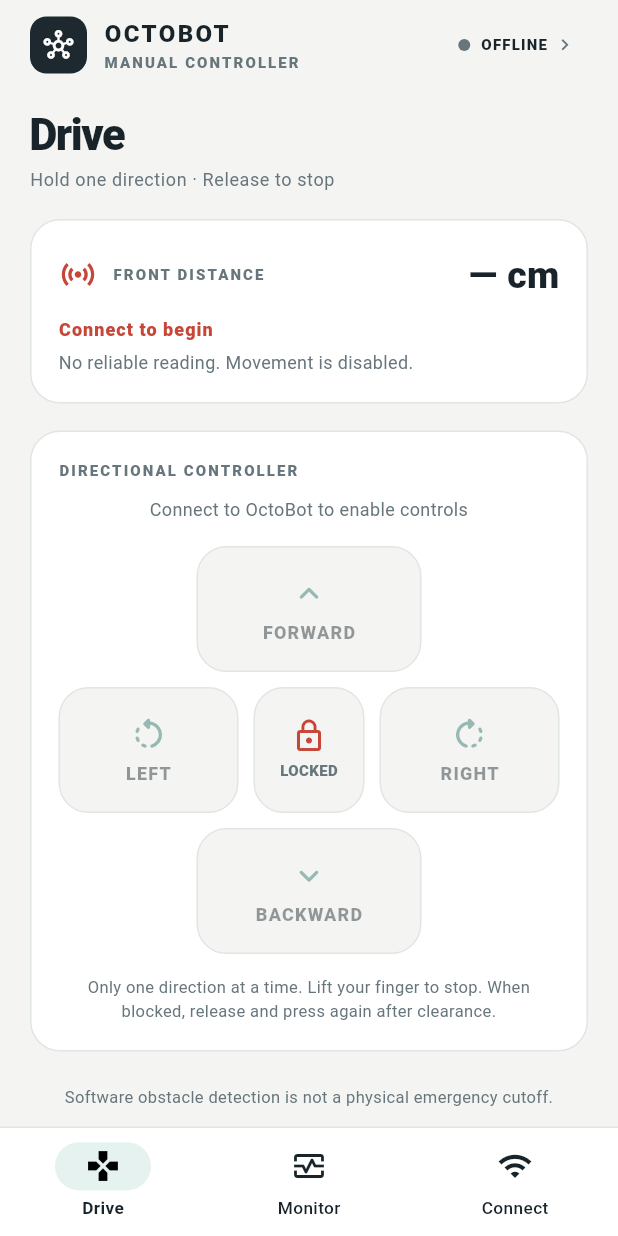
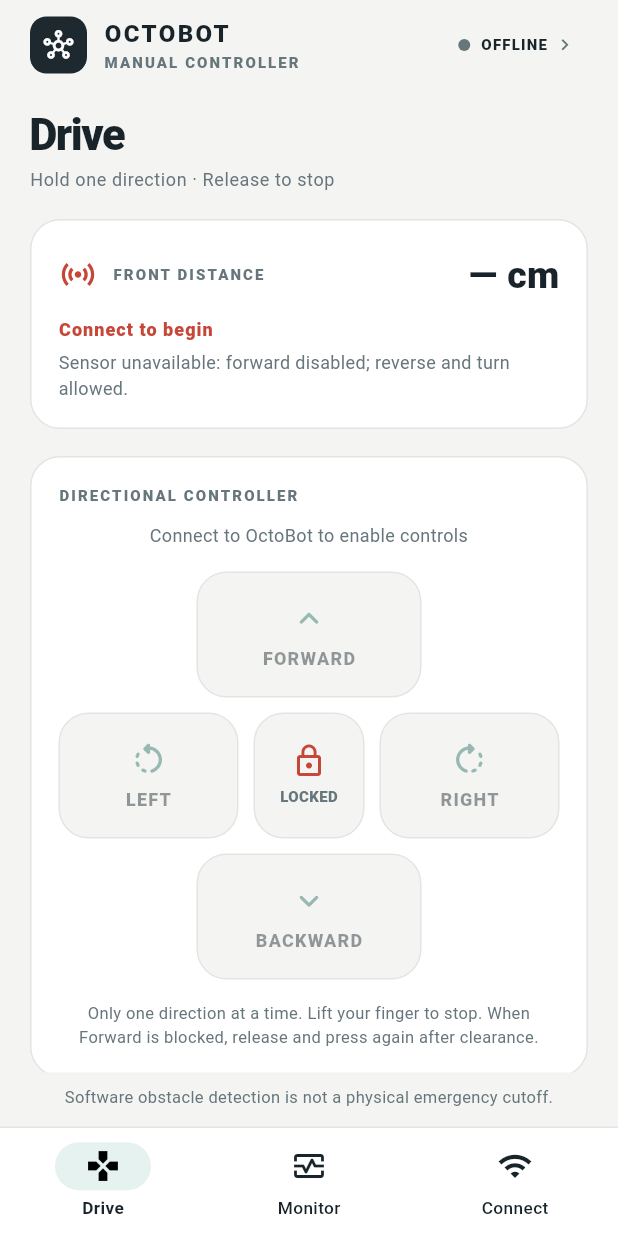
Before and after one commit to Mark-Batongbacal/OctoBot, a Flutter app: the screen it shows after launch, on a phone screen of 412 x 824 dp. Run offline on Flutter 3.47's test engine with Material 3 defaults, Android fonts, the phone set to English and light mode, and no system bars.

Commit message:
fix(flutter): leave reverse and pivot enabled under forward-only safety lock

```diff
--- a/flutter/lib/features/drive_screen.dart
+++ b/flutter/lib/features/drive_screen.dart
@@ -20,6 +20,7 @@ class _DriveScreenState extends State<DriveScreen> {
 
   void _press(String direction, int pointer, double forward, double turn) {
     if (_heldPointer != null || !widget.robot.manualArmed) return;
+    if (direction == 'FORWARD' && widget.robot.forwardBlocked) return;
     setState(() {
       _heldDirection = direction;
       _heldPointer = pointer;
@@ -44,7 +45,8 @@ class _DriveScreenState extends State<DriveScreen> {
     double height = 84,
   }) {
     final held = _heldDirection == label;
-    final blocked = !widget.robot.manualArmed;
+    final blocked = !widget.robot.manualArmed ||
+        (label == 'FORWARD' && widget.robot.forwardBlocked);
     final enabled = !blocked && (_heldDirection == null || held);
     final active = held && !blocked;
     return Semantics(
@@ -96,13 +98,15 @@ class _DriveScreenState extends State<DriveScreen> {
     final readingAvailable = fresh && t.sensorValid == true &&
         t.distanceCm != null;
     final blocked = !robot.manualArmed;
+    final forwardBlocked = robot.forwardBlocked;
     final close = readingAvailable && t.obstacle == true;
     final safetyMessage = !robot.connected ? 'Connect to begin' :
         !fresh ? 'Waiting for live telemetry' :
         t.sensorValid != true ? 'SENSOR UNAVAILABLE' :
-        t.safetyBlocked != false ? 'MOVEMENT BLOCKED' : 'READY TO MOVE';
+        forwardBlocked ? 'FORWARD BLOCKED' : 'ALL DIRECTIONS READY';
     final activeText = _heldDirection != null
-        ? (blocked ? 'Interrupted · release your finger' :
+        ? ((blocked || (_heldDirection == 'FORWARD' && forwardBlocked))
+            ? 'Interrupted · release your finger' :
            'Holding $_heldDirection · other directions locked')
         : robot.motionLockReason;
 
@@ -116,7 +120,7 @@ class _DriveScreenState extends State<DriveScreen> {
           Row(children: [
             Icon(close || (fresh && t.safetyBlocked == true)
                 ? Icons.shield_outlined : Icons.sensors_outlined,
-                color: close || blocked ? OctoColors.danger : OctoColors.teal,
+                color: close || forwardBlocked ? OctoColors.danger : OctoColors.teal,
                 size: 26),
             const SizedBox(width: 10),
             const Expanded(child: Overline('FRONT DISTANCE')),
@@ -128,14 +132,14 @@ class _DriveScreenState extends State<DriveScreen> {
           const SizedBox(height: 10),
           Text(safetyMessage, style: TextStyle(
             fontSize: 12, fontWeight: FontWeight.w900,
-            color: blocked ? OctoColors.danger : OctoColors.teal,
+            color: forwardBlocked ? OctoColors.danger : OctoColors.teal,
             letterSpacing: 0.7,
           )),
           const SizedBox(height: 5),
           Text(
-            close ? 'Obstacle within 20 cm — ESP32 inhibits all movement.' :
-            t.safetyBlocked == true ? 'Wait for 3 readings at 25 cm or farther.' :
-            !readingAvailable ? 'No reliable reading. Movement is disabled.' :
+            close ? 'Within 20 cm: forward stopped. Backward and turns remain available.' :
+            t.safetyBlocked == true ? 'Forward waits for 3 readings at 25 cm or farther.' :
+            !readingAvailable ? 'Sensor unavailable: forward disabled; reverse and turn allowed.' :
             'Sensor clear. New press required after any interruption.',
             style: const TextStyle(fontSize: 12, color: OctoColors.muted),
           ),
@@ -188,7 +192,7 @@ class _DriveScreenState extends State<DriveScreen> {
           const SizedBox(height: 14),
           const Text(
             'Only one direction at a time. Lift your finger to stop. '
-            'When blocked, release and press again after clearance.',
+            'When Forward is blocked, release and press again after clearance.',
             textAlign: TextAlign.center,
             style: TextStyle(fontSize: 11, color: OctoColors.muted),
           ),
```
